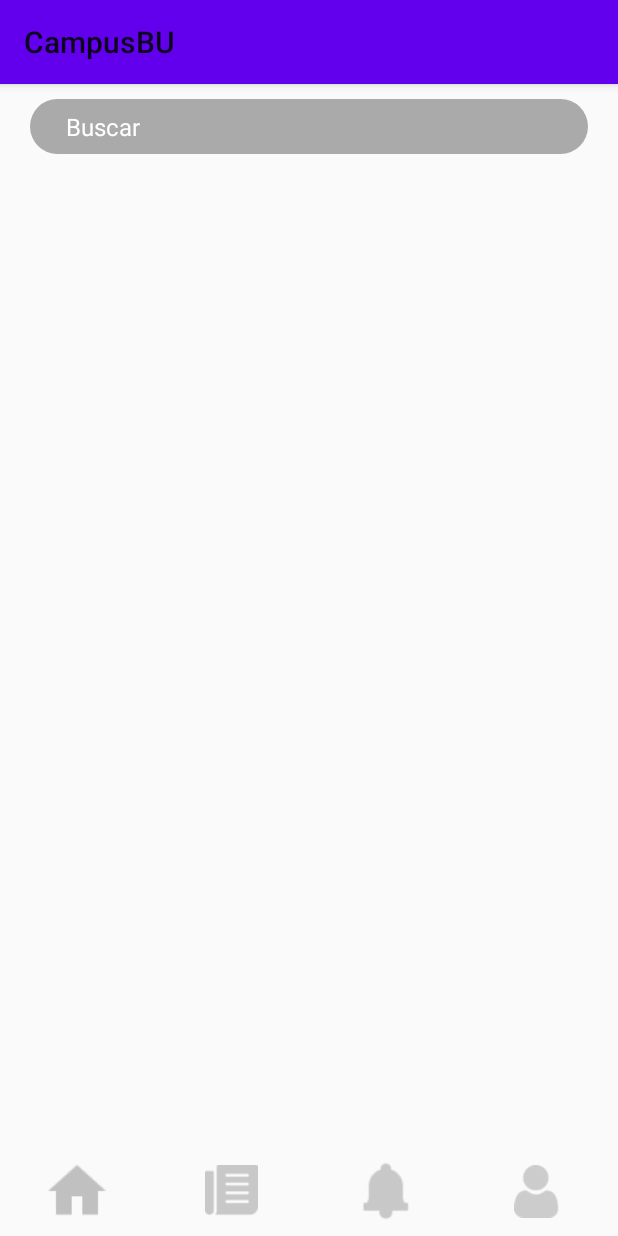
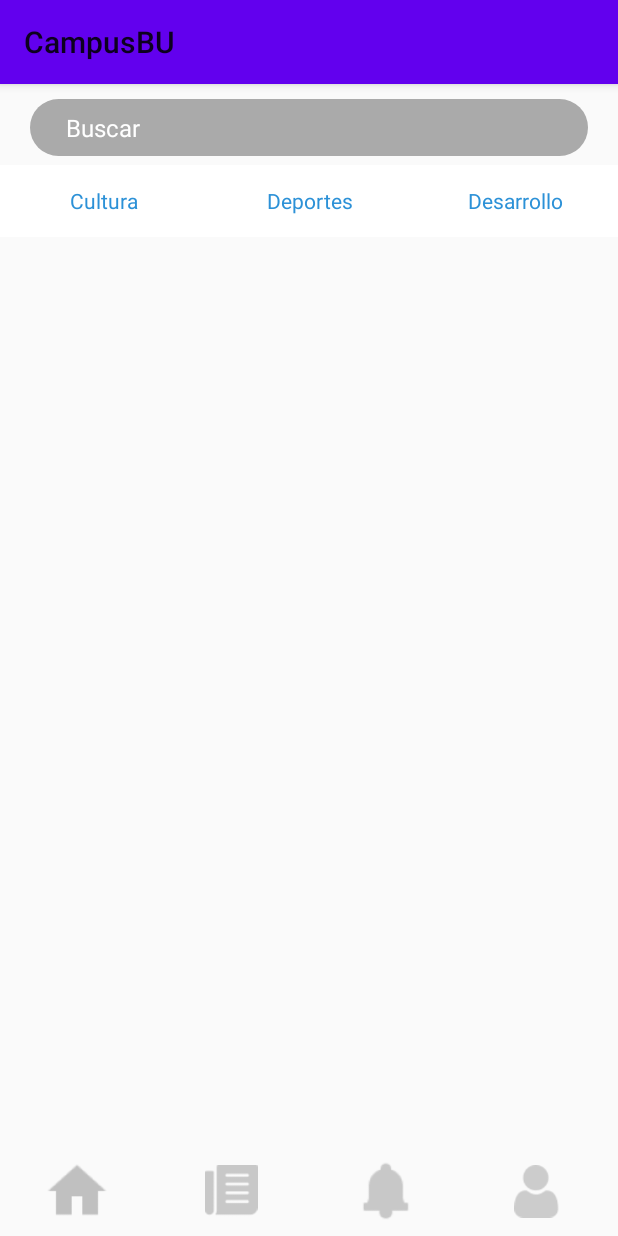
Before and after one commit to DanielRamirez1901/proyecto-apps, an Android app: the screen it shows after launch (MainActivity), on a phone screen of 412 x 824 dp. Run offline under Robolectric (Android 15) with nearby library versions, the phone set to English and light mode, and no system bars.

Commit message:
navegation-in-home

```diff
--- a/CampusBU/app/src/main/res/layout/homefragment.xml
+++ b/CampusBU/app/src/main/res/layout/homefragment.xml
@@ -10,13 +10,13 @@
     <FrameLayout
         android:id="@+id/search_container"
         android:layout_width="match_parent"
-        android:layout_height="112dp"
+        android:layout_height="155dp"
         android:layout_weight="1">
 
         <EditText
             android:id="@+id/editTextTextPersonName"
             android:layout_width="match_parent"
-            android:layout_height="36.7dp"
+            android:layout_height="38dp"
             android:layout_marginStart="20dp"
             android:layout_marginTop="10dp"
             android:layout_marginEnd="20dp"
@@ -35,19 +35,53 @@
     <LinearLayout
         android:layout_width="match_parent"
         android:layout_height="wrap_content"
+        android:background="#FFFFFF"
         android:orientation="horizontal">
 
 
+        <Button
+            android:id="@+id/cultura_btn"
+            android:layout_width="wrap_content"
+            android:layout_height="wrap_content"
+            android:layout_weight="1"
+            android:backgroundTint="#FFFFFF"
+            android:stateListAnimator="@null"
+            android:text="Cultura"
+            android:textAppearance="@style/TextAppearance.AppCompat.Body1"
+            android:textColor="#2C91D7" />
+
+        <Button
+            android:id="@+id/deportes_btn"
+            android:layout_width="wrap_content"
+            android:layout_height="wrap_content"
+            android:layout_weight="1"
+            android:backgroundTint="#FFFFFF"
+            android:foregroundTint="#FFFFFF"
+            android:stateListAnimator="@null"
+            android:text="Deportes"
+            android:textAppearance="@style/TextAppearance.AppCompat.Body1"
+            android:textColor="#2C91D7" />
+
+        <Button
+            android:id="@+id/desarrollo_btn"
+            android:layout_width="wrap_content"
+            android:layout_height="wrap_content"
+            android:layout_weight="1"
+            android:backgroundTint="#FFFFFF"
+            android:stateListAnimator="@null"
+            android:text="Desarrollo"
+            android:textAppearance="@style/TextAppearance.AppCompat.Body1"
+            android:textColor="#2C91D7" />
     </LinearLayout>
 
     <FrameLayout
         android:id="@+id/fragment_container"
         android:layout_width="match_parent"
         android:layout_height="match_parent"
-        android:layout_weight="1">
+        android:layout_weight="1"
+        android:backgroundTint="#FFFFFF">
 
     </FrameLayout>
 
-    <!-- Aquí colocamos la barra de navegación -->
 
 </LinearLayout>
```
